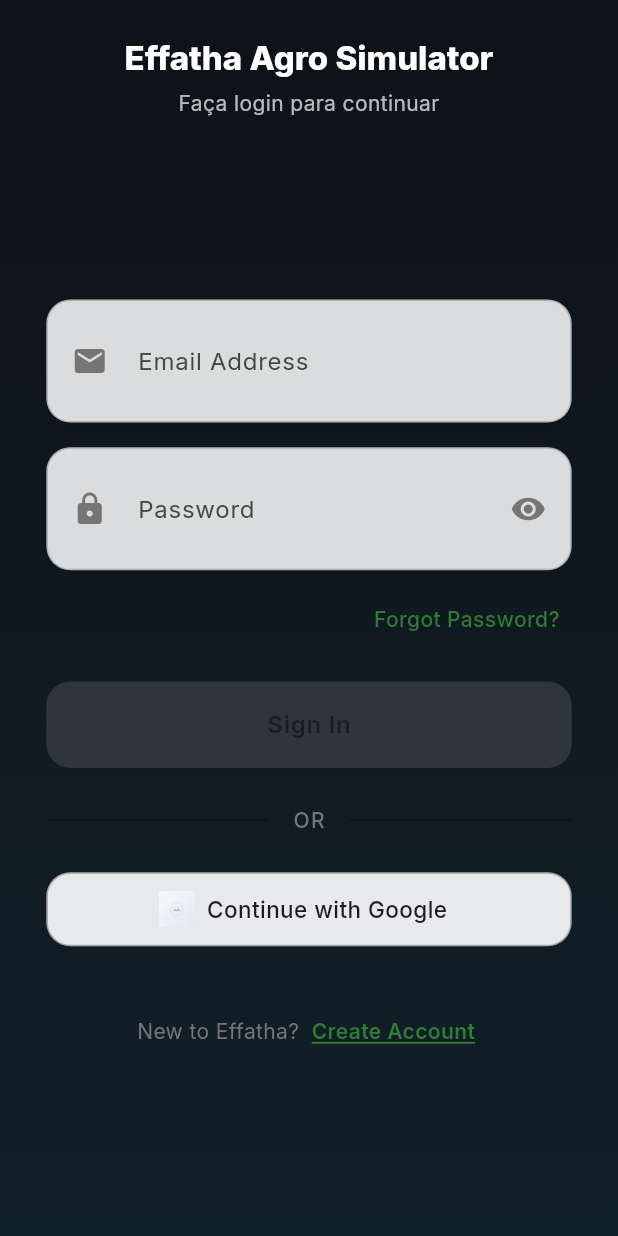
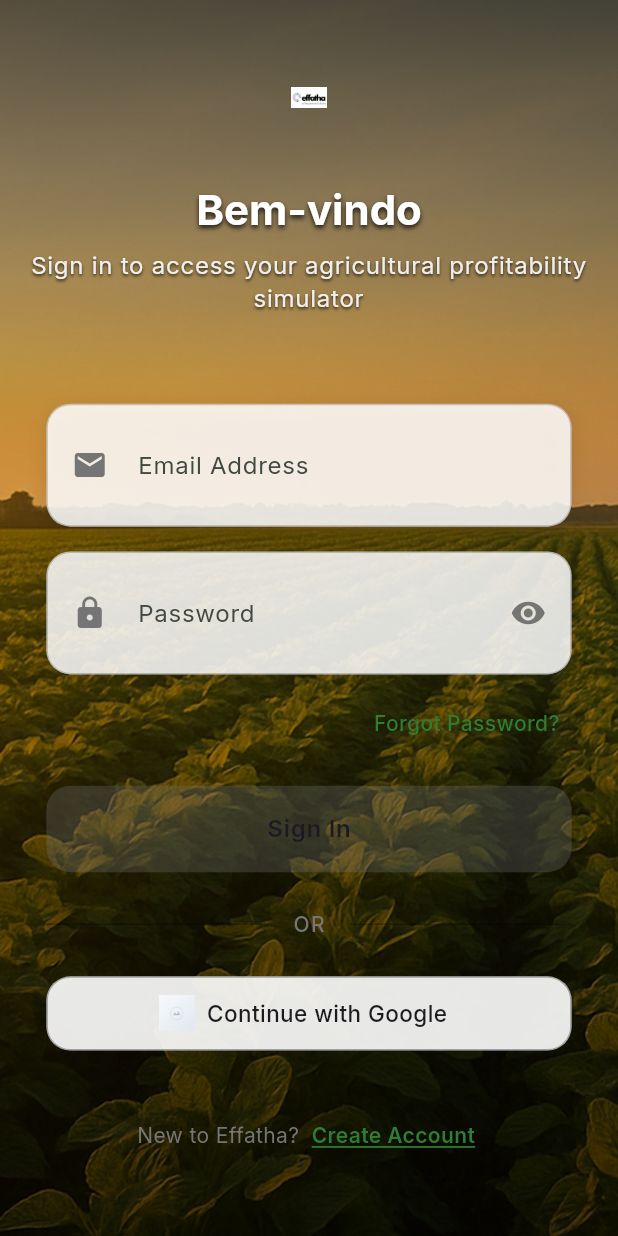
Before and after one commit to lovatorodrigo/effatha_agro_simulator, a Flutter app: the LoginScreen screen opened by its route, on a phone screen of 412 x 824 dp. Run offline on Flutter 3.47's test engine with Material 3 defaults, Android fonts, the phone set to English and light mode, and no system bars; drawn by our look-alikes of cached_network_image; our stand-ins replace connectivity_plus, flutter_svg, google_fonts, google_sign_in, image_picker, pdf and 4 more; accounts and stored records are empty; generated files the repository leaves out were written again; network calls fail.

Commit message:
Add files via upload

```diff
--- a/lib/presentation/login_screen/widgets/login_background_widget.dart
+++ b/lib/presentation/login_screen/widgets/login_background_widget.dart
@@ -1,25 +1,47 @@
 import 'package:flutter/material.dart';
 
+/// Fundo padrão para a tela de login, com imagem (soja) e overlay em gradiente
+/// para manter legibilidade do conteúdo.
 class LoginBackgroundWidget extends StatelessWidget {
   final Widget child;
+
+  /// Opcional: trocar a imagem de fundo se desejar.
+  final String imageAsset;
+
+  /// Intensidade do escurecimento (0 = sem overlay, 1 = opaco).
+  final double overlayOpacity;
 
   const LoginBackgroundWidget({
     super.key,
     required this.child,
+    this.imageAsset = 'assets/images/bg_sim_soy.jpg',
+    this.overlayOpacity = 0.65,
   });
 
   @override
   Widget build(BuildContext context) {
-    // Fallback SEM assets para evitar tela branca por erro de imagem
     return Container(
-      decoration: const BoxDecoration(
-        gradient: LinearGradient(
-          colors: [Color(0xFF0D1217), Color(0xFF12202A)],
-          begin: Alignment.topCenter,
-          end: Alignment.bottomCenter,
+      decoration: BoxDecoration(
+        image: DecorationImage(
+          image: AssetImage(imageAsset),
+          fit: BoxFit.cover,
         ),
       ),
-      child: SafeArea(child: child),
+      child: Container(
+        decoration: BoxDecoration(
+          gradient: LinearGradient(
+            begin: Alignment.topCenter,
+            end: Alignment.bottomCenter,
+            colors: [
+              Colors.black.withOpacity(overlayOpacity * 0.9),
+              Colors.black.withOpacity(overlayOpacity * 0.25),
+              Colors.black.withOpacity(overlayOpacity),
+            ],
+            stops: const [0.0, 0.40, 1.0],
+          ),
+        ),
+        child: SafeArea(child: child),
+      ),
     );
   }
 }
--- a/lib/presentation/login_screen/widgets/login_header_widget.dart
+++ b/lib/presentation/login_screen/widgets/login_header_widget.dart
@@ -1,33 +1,72 @@
+import 'package:effatha_agro_simulator/l10n/app_localizations.dart';
 import 'package:flutter/material.dart';
 import 'package:sizer/sizer.dart';
+
+import '../../../core/app_export.dart';
+import '../../../theme/app_theme.dart';
+import '../../../widgets/effatha_logo_widget.dart';
 
 class LoginHeaderWidget extends StatelessWidget {
   const LoginHeaderWidget({super.key});
 
   @override
   Widget build(BuildContext context) {
-    // Placeholder sem carregar logo para isolar crash de asset
-    return Padding(
-      padding: EdgeInsets.symmetric(vertical: 3.h),
+    final theme = Theme.of(context);
+    final isDark = theme.brightness == Brightness.dark;
+
+    return Container(
+      width: double.infinity,
+      padding: EdgeInsets.symmetric(horizontal: 5.w),
       child: Column(
-        mainAxisSize: MainAxisSize.min,
         children: [
+          SizedBox(height: 4.h),
+
+          // Effatha Logo - Updated to use actual asset
+          const EffathaLogoWidget.large(
+            heroTag: 'effatha-logo',
+          ),
+
+          SizedBox(height: 3.h),
+
+          // Welcome Text
           Text(
-            'Effatha Agro Simulator',
+            'Bem-vindo',
+            style: theme.textTheme.headlineMedium?.copyWith(
+              color: AppTheme.surfaceLight,
+              fontWeight: FontWeight.bold,
+              fontSize: 28,
+              shadows: [
+                Shadow(
+                  color: Colors.black.withOpacity(0.8),
+                  offset: const Offset(0, 2),
+                  blurRadius: 4.0,
+                ),
+              ],
+            ),
             textAlign: TextAlign.center,
-            style: Theme.of(context).textTheme.titleLarge?.copyWith(
-                  color: Colors.white,
-                  fontWeight: FontWeight.w800,
+          ),
+
+          SizedBox(height: 1.h),
+
+          // Subtitle
+          Text(
+            'Sign in to access your agricultural profitability simulator',
+            style: theme.textTheme.bodyLarge?.copyWith(
+              color: AppTheme.surfaceLight.withOpacity(0.9),
+              fontSize: 16,
+              height: 1.4,
+              shadows: [
+                Shadow(
+                  color: Colors.black.withOpacity(0.8),
+                  offset: const Offset(0, 1),
+                  blurRadius: 2.0,
                 ),
+              ],
+            ),
+            textAlign: TextAlign.center,
           ),
-          SizedBox(height: 0.8.h),
-          Text(
-            'Faça login para continuar',
-            textAlign: TextAlign.center,
-            style: Theme.of(context).textTheme.bodyMedium?.copyWith(
-                  color: Colors.white70,
-                ),
-          ),
+
+          SizedBox(height: 4.h),
         ],
       ),
     );
```
